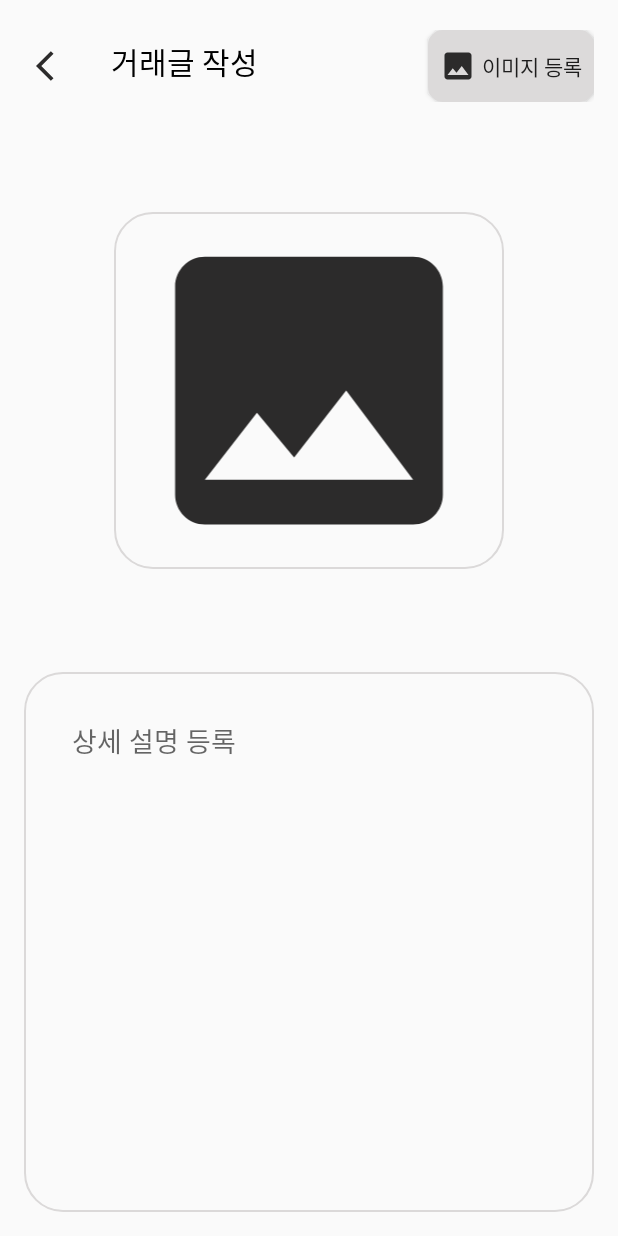
After one commit to avo890/Android_ch3_Standard_Assignment, an Android app: the SelectImageActivity screen opened directly, with no data from a screen before it, on a phone screen of 412 x 824 dp. The commit adds this screen. Run offline under Robolectric (Android 15) with nearby library versions, the phone set to English and light mode, and no system bars.

Commit message:
Clone UI 3 upload

```diff
--- a/app/src/main/AndroidManifest.xml
+++ b/app/src/main/AndroidManifest.xml
@@ -13,6 +13,9 @@
         android:theme="@style/Theme.Clone_Ui"
         tools:targetApi="31">
         <activity
+            android:name=".SelectImageActivity"
+            android:exported="false" />
+        <activity
             android:name=".SearchActivity"
             android:exported="false" />
         <activity
--- a/app/src/main/java/com/example/clone_ui/MainActivity.kt
+++ b/app/src/main/java/com/example/clone_ui/MainActivity.kt
@@ -1,14 +1,22 @@
 package com.example.clone_ui
 
+import android.app.Activity
 import android.content.Intent
 import android.os.Bundle
 import android.widget.Button
+import androidx.activity.result.ActivityResultLauncher
+import androidx.activity.result.contract.ActivityResultContracts
 import androidx.appcompat.app.AppCompatActivity
+import com.google.android.material.floatingactionbutton.FloatingActionButton
 
 class MainActivity : AppCompatActivity() {
     private val btn_search : Button by lazy {
         findViewById(R.id.btn_search)
     }
+    private val btn_floating : FloatingActionButton by lazy {
+        findViewById(R.id.btn_floating)
+    }
+
     override fun onCreate(savedInstanceState: Bundle?) {
         super.onCreate(savedInstanceState)
         setContentView(R.layout.activity_main)
@@ -19,7 +27,10 @@ class MainActivity : AppCompatActivity() {
         }
 
 
-
+        btn_floating.setOnClickListener{
+            val intent = Intent(this, SelectImageActivity::class.java)
+            startActivity(intent)
+        }
 
     }
 }
--- /dev/null
+++ b/app/src/main/java/com/example/clone_ui/SelectImageActivity.kt
@@ -0,0 +1,51 @@
+package com.example.clone_ui
+
+import android.app.Activity
+import android.content.Intent
+import android.net.Uri
+import androidx.appcompat.app.AppCompatActivity
+import android.os.Bundle
+import android.widget.Button
+import android.widget.ImageView
+import androidx.activity.result.ActivityResultLauncher
+import androidx.activity.result.contract.ActivityResultContracts
+
+class SelectImageActivity : AppCompatActivity() {
+
+    private lateinit var imageLauncher : ActivityResultLauncher<Intent>
+
+    private val btn_img_upload : Button by lazy {
+        findViewById(R.id.btn_img_upload)
+    }
+
+    val btn_back : Button by lazy {
+        findViewById(R.id.btn_back)
+    }
+
+    val iv_upload : ImageView by lazy {
+        findViewById(R.id.iv_upload)
+    }
+
+    override fun onCreate(savedInstanceState: Bundle?) {
+        super.onCreate(savedInstanceState)
+        setContentView(R.layout.activity_select_image)
+
+        btn_back.setOnClickListener{
+            finish()
+        }
+
+        imageLauncher= registerForActivityResult(ActivityResultContracts.StartActivityForResult()){result->
+            if(result.resultCode == Activity.RESULT_OK){
+              val img_URI = result.data?.data
+                iv_upload.setImageURI(img_URI)
+            }
+
+        }
+
+        btn_img_upload.setOnClickListener {
+            val intent = Intent(Intent.ACTION_PICK)
+            intent.setType("image/*")
+            imageLauncher.launch(intent)
+        }
+    }
+}
--- /dev/null
+++ b/app/src/main/res/drawable/img_image.xml
@@ -0,0 +1,5 @@
+<vector android:height="24dp" android:tint="#2C2B2B"
+    android:viewportHeight="24" android:viewportWidth="24"
+    android:width="24dp" xmlns:android="http://schemas.android.com/apk/res/android">
+    <path android:fillColor="@android:color/white" android:pathData="M21,19V5c0,-1.1 -0.9,-2 -2,-2H5c-1.1,0 -2,0.9 -2,2v14c0,1.1 0.9,2 2,2h14c1.1,0 2,-0.9 2,-2zM8.5,13.5l2.5,3.01L14.5,12l4.5,6H5l3.5,-4.5z"/>
+</vector>
--- /dev/null
+++ b/app/src/main/res/layout/activity_select_image.xml
@@ -0,0 +1,81 @@
+<?xml version="1.0" encoding="utf-8"?>
+<androidx.constraintlayout.widget.ConstraintLayout xmlns:android="http://schemas.android.com/apk/res/android"
+    xmlns:app="http://schemas.android.com/apk/res-auto"
+    xmlns:tools="http://schemas.android.com/tools"
+    android:layout_width="match_parent"
+    android:layout_height="match_parent"
+    android:layout_margin="16dp"
+    tools:context=".SelectImageActivity">
+
+    <LinearLayout
+        android:id="@+id/layout_search"
+        style="@style/Widget.MaterialComponents.Toolbar"
+        android:layout_width="match_parent"
+        android:layout_height="0dp"
+        android:orientation="horizontal"
+        android:padding="4dp"
+        app:layout_constraintTop_toTopOf="parent"
+        tools:layout_editor_absoluteX="16dp">
+
+        <Button
+            android:id="@+id/btn_back"
+            android:layout_width="40dp"
+            android:layout_height="wrap_content"
+            android:background="#00ff0000"
+            android:backgroundTint="#00ff0000"
+            android:drawableLeft="@drawable/tb_back"
+            android:paddingLeft="8dp" />
+
+        <TextView
+            android:id="@+id/tv_upload"
+            android:layout_width="wrap_content"
+            android:layout_height="48dp"
+            android:text="거래글 작성"
+            android:textSize="20sp"
+            android:textColor="@color/black"
+            android:layout_marginLeft="8dp"
+            android:paddingLeft="10dp" />
+        <View
+            android:layout_width="0dp"
+            android:layout_height="0dp"
+            android:layout_weight="1"/>
+
+
+        <Button
+            android:id="@+id/btn_img_upload"
+            android:layout_width="wrap_content"
+            android:layout_height="wrap_content"
+            android:layout_gravity="right"
+            android:background="@drawable/iv_radius"
+            android:drawableLeft="@drawable/img_image"
+            android:drawablePadding="4dp"
+            android:padding="8dp"
+            android:text="이미지 등록" />
+
+    </LinearLayout>
+
+
+    <ImageView
+        android:id="@+id/iv_upload"
+        android:layout_width="260dp"
+        android:layout_height="238dp"
+        android:background="@drawable/iv_radius25"
+        app:layout_constraintBottom_toTopOf="@+id/et_description"
+        app:layout_constraintEnd_toEndOf="parent"
+        app:layout_constraintStart_toStartOf="parent"
+        app:layout_constraintTop_toBottomOf="@+id/layout_search"
+        app:srcCompat="@drawable/img_image" />
+
+    <EditText
+        android:id="@+id/et_description"
+        android:layout_width="match_parent"
+        android:layout_height="360dp"
+        android:background="@drawable/iv_radius25"
+        android:gravity="top"
+        android:hint="상세 설명 등록"
+        android:padding="32dp"
+        app:layout_constraintBottom_toBottomOf="parent" />
+
+
+
+</androidx.constraintlayout.widget.ConstraintLayout>
--- a/app/src/main/res/layout/layout_bottom.xml
+++ b/app/src/main/res/layout/layout_bottom.xml
@@ -7,6 +7,7 @@
 
 
     <com.google.android.material.floatingactionbutton.FloatingActionButton
+        android:id="@+id/btn_floating"
         android:layout_width="60dp"
         android:layout_height="60dp"
         android:layout_margin="8dp"
```
Also changed, not shown: app/src/main/res/layout/activity_main.xml (+0 -19 lines), 1 other file.
